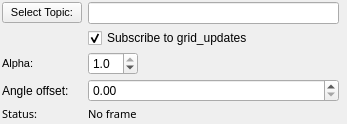
First picture: the form in mapviz_plugins/ui/occupancy_grid_config.ui, repository Eurecat/mapviz, before the edit.
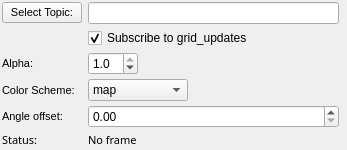
Second picture: the form after the edit.

Commit message: occupancy_grid updated

What changed in the file:
```diff
--- a/mapviz_plugins/ui/occupancy_grid_config.ui
+++ b/mapviz_plugins/ui/occupancy_grid_config.ui
@@ -137,6 +137,11 @@
    </item>
    <item row="6" column="0">
     <widget class="QLabel" name="label">
+     <property name="font">
+      <font>
+       <pointsize>8</pointsize>
+      </font>
+     </property>
      <property name="text">
       <string>Angle offset:</string>
      </property>
@@ -149,6 +154,38 @@
      </property>
     </widget>
    </item>
+   <item row="5" column="0">
+    <widget class="QLabel" name="label_4">
+     <property name="font">
+      <font>
+       <pointsize>8</pointsize>
+      </font>
+     </property>
+     <property name="text">
+      <string>Color Scheme:</string>
+     </property>
+    </widget>
+   </item>
+   <item row="5" column="1">
+    <widget class="QComboBox" name="color_scheme">
+     <property name="maximumSize">
+      <size>
+       <width>100</width>
+       <height>16777215</height>
+      </size>
+     </property>
+     <item>
+      <property name="text">
+       <string>map</string>
+      </property>
+     </item>
+     <item>
+      <property name="text">
+       <string>costmap</string>
+      </property>
+     </item>
+    </widget>
+   </item>
   </layout>
  </widget>
  <resources/>
```
The commit also changes 2 other files.
